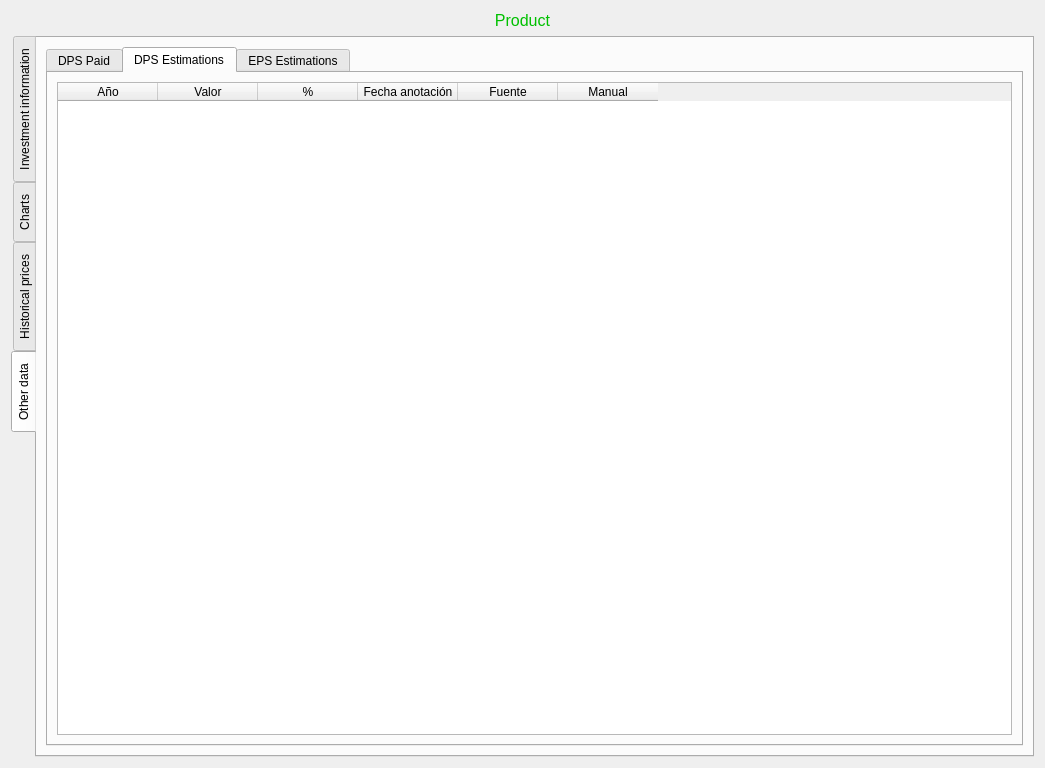
First picture: the form in ui/frmProductReport.ui, repository turulomio/xulpymoney, before the edit.
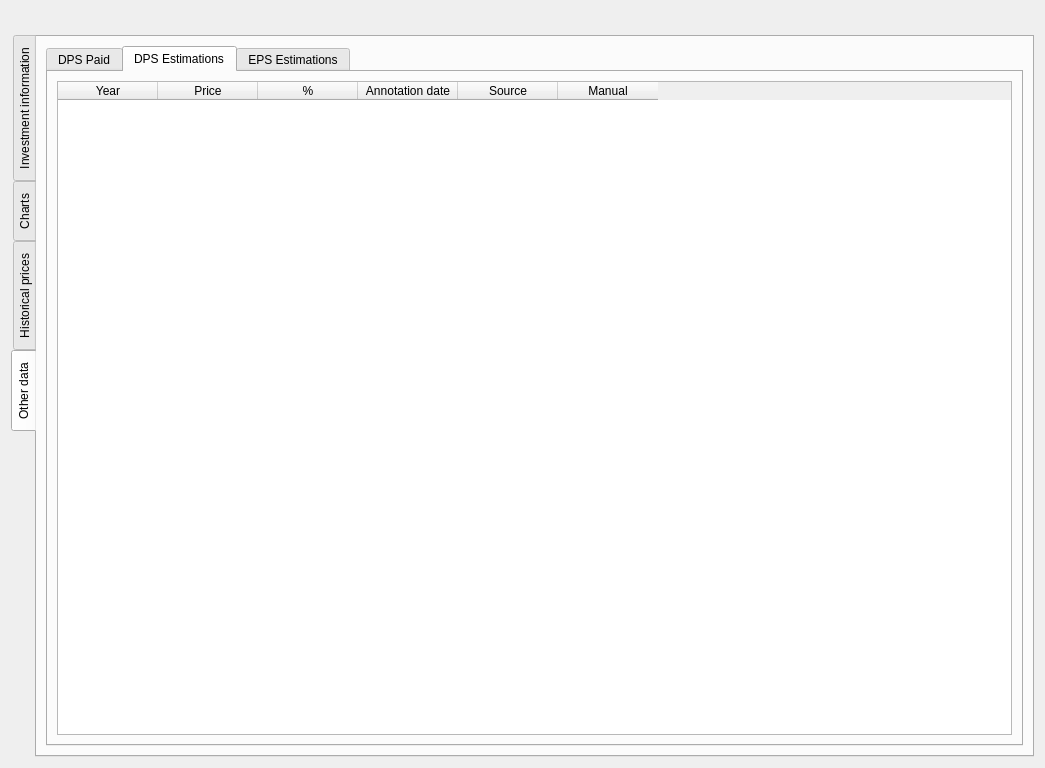
Second picture: the form after the edit. The open tabs and pages were chosen to show the change. Icons and pictures are not drawn. Custom widgets are drawn as their Qt base class.

Diff of the .ui file:
```diff
--- a/ui/frmProductReport.ui
+++ b/ui/frmProductReport.ui
@@ -39,7 +39,7 @@
           <string notr="true">color: rgb(0, 192, 0);</string>
          </property>
          <property name="text">
-          <string>Product</string>
+          <string/>
          </property>
          <property name="alignment">
           <set>Qt::AlignCenter</set>
@@ -1273,12 +1273,12 @@
                </attribute>
                <column>
                 <property name="text">
-                 <string>Año</string>
+                 <string>Year</string>
                 </property>
                </column>
                <column>
                 <property name="text">
-                 <string>Valor</string>
+                 <string>Price</string>
                 </property>
                </column>
                <column>
@@ -1288,12 +1288,12 @@
                </column>
                <column>
                 <property name="text">
-                 <string>Fecha anotación</string>
+                 <string>Annotation date</string>
                 </property>
                </column>
                <column>
                 <property name="text">
-                 <string>Fuente</string>
+                 <string>Source</string>
                 </property>
                </column>
                <column>
```
Left out of the diff: 12 changed lines with no effect on the pictures.
